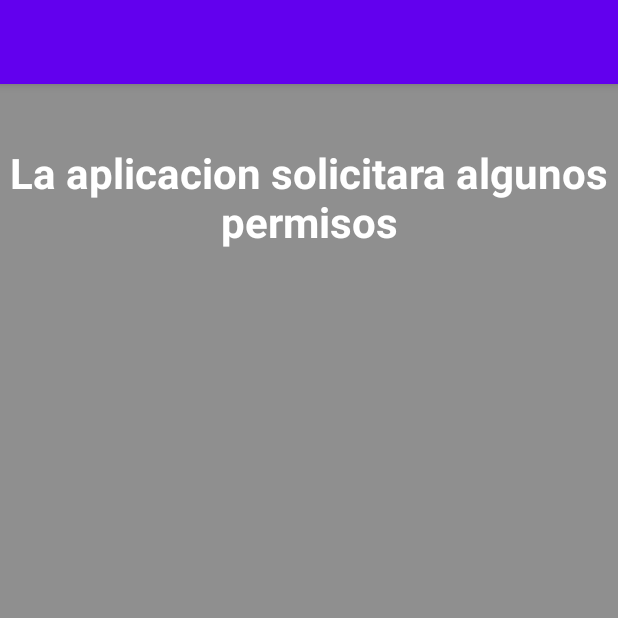
After one commit to jorgefloresmadge/migranparte2, an Android app: the Permisos screen opened directly, with no data from a screen before it, on a phone screen of 412 x 824 dp, the top half of it. The commit adds this screen. Run offline under Robolectric (Android 15) with nearby library versions, the phone set to English and light mode, and no system bars.

Commit message:
Añadimos solicitud de permisos de telefono - caso base

```diff
--- a/app/src/main/java/com/example/migranparte2/MainActivity.java
+++ b/app/src/main/java/com/example/migranparte2/MainActivity.java
@@ -49,6 +49,11 @@
             return true;
         }
 
+        if (id == R.id.activity_permisos) {
+            startActivity(new Intent(this, Permisos.class));
+            return true;
+        }
+
         return super.onOptionsItemSelected(item);
     }
 }
--- /dev/null
+++ b/app/src/main/java/com/example/migranparte2/Permisos.java
@@ -0,0 +1,66 @@
+package com.example.migranparte2;
+
+import androidx.appcompat.app.AlertDialog;
+import androidx.appcompat.app.AppCompatActivity;
+import androidx.core.app.ActivityCompat;
+import androidx.core.content.ContextCompat;
+
+import android.Manifest;
+import android.content.DialogInterface;
+import android.content.pm.PackageManager;
+import android.os.Bundle;
+
+public class Permisos extends AppCompatActivity {
+
+    @Override
+    protected void onCreate(Bundle savedInstanceState) {
+        super.onCreate(savedInstanceState);
+        setContentView(R.layout.activity_permisos);
+        if (ContextCompat.checkSelfPermission(this,
+                Manifest.permission.CALL_PHONE) == PackageManager.PERMISSION_GRANTED) {
+            arranque();
+        } else {
+            solicitarPermiso(Manifest.permission.CALL_PHONE,
+                    "Sin el permiso" + " de telefono no podemos realizar llamadas.", 0);
+        }
+    }
+
+    @Override
+    public void onRequestPermissionsResult(int requestCode, String[] permissions, int[] grantResults) {
+        if (requestCode == 0) {
+            if (grantResults.length == 1 && grantResults[0] == PackageManager.PERMISSION_GRANTED) {
+                arranque();
+            } else {
+                solicitarPermiso(Manifest.permission.CALL_PHONE,
+                        "Sin el permiso" + "\" de telefono no podemos realizar llamadas.", 0);
+            }
+        }
+    }
+    void arranque() {
+        AlertDialog.Builder dialogo1 = new AlertDialog.Builder(this);
+        dialogo1.setTitle("FELICITACIONES");
+        dialogo1.setMessage("Usted ya tiene los permisos necesarios para usar nuestra app");
+        dialogo1.setPositiveButton("Ok", new DialogInterface.OnClickListener() {
+            public void onClick(DialogInterface dialogo1, int id) {
+                finish();
+            }
+        });
+        dialogo1.show();
+    }
+
+    public void solicitarPermiso(final String permiso, String justificacion, final int codigo) {
+        if (ActivityCompat.shouldShowRequestPermissionRationale(this, permiso)) {
+            AlertDialog.Builder dialogo1 = new AlertDialog.Builder(this);
+            dialogo1.setTitle("Solicitud de permiso");
+            dialogo1.setMessage(justificacion);
+            dialogo1.setPositiveButton("Ok", new DialogInterface.OnClickListener() {
+                public void onClick(DialogInterface dialogo1, int id) {
+                    ActivityCompat.requestPermissions(Permisos.this, new String[]{permiso}, codigo);
+                }
+            });
+            dialogo1.show();
+        } else {
+            ActivityCompat.requestPermissions(this, new String[]{permiso}, codigo);
+        }
+    }
+}
--- /dev/null
+++ b/app/src/main/res/layout/activity_permisos.xml
@@ -0,0 +1,20 @@
+<?xml version="1.0" encoding="utf-8"?>
+<LinearLayout xmlns:android="http://schemas.android.com/apk/res/android"
+    xmlns:tools="http://schemas.android.com/tools"
+    android:layout_width="match_parent"
+    android:layout_height="match_parent"
+    android:orientation="vertical"
+    android:background="#8f8f8f"
+    android:gravity="top"
+    >
+    <TextView
+        android:layout_width="match_parent"
+        android:layout_height="wrap_content"
+        android:layout_marginTop="40dp"
+        android:text="La aplicacion solicitara algunos permisos"
+        android:textColor="#fff"
+        android:textStyle="bold"
+        android:textSize="28sp"
+        android:gravity="center"
+        />
+</LinearLayout>
```
Also changed, not shown: app/src/main/AndroidManifest.xml (+6 -2 lines).
